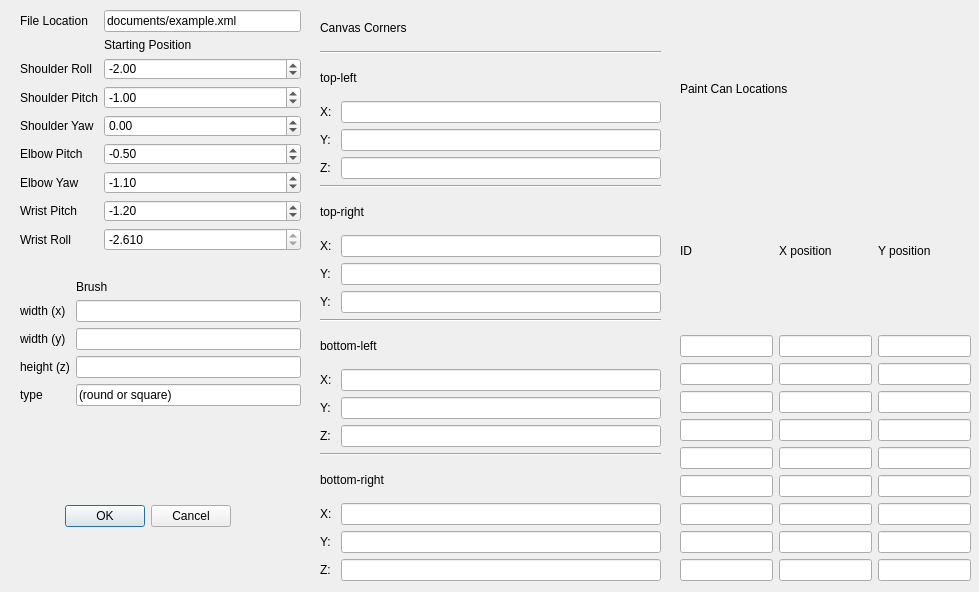
Above: BobRoss/CytonRunner.ui from dongbu/painterRHIT before the change. Below: the same form after it.
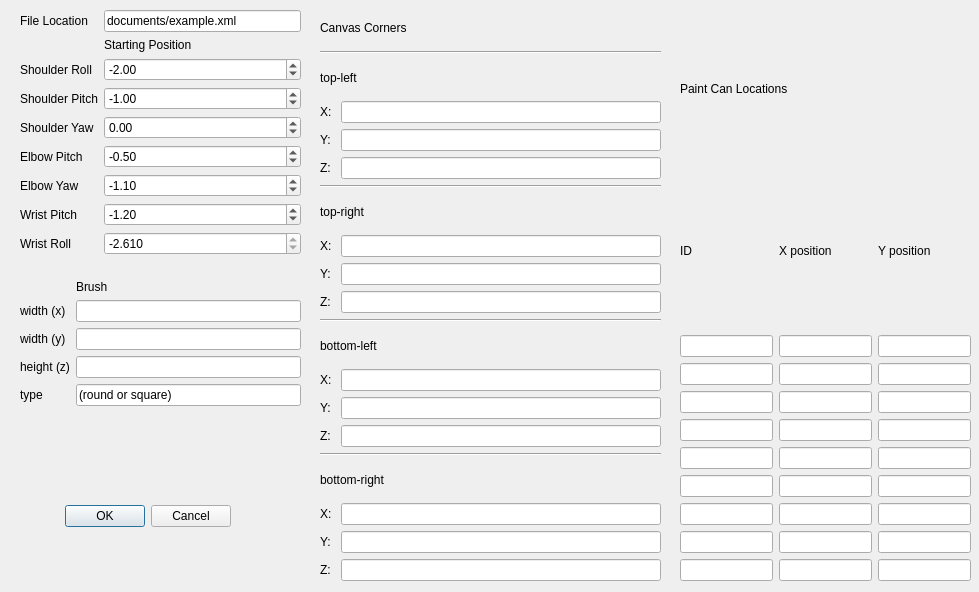
That is the form after the change.

Commit message: Set initial positioning of windows. Doctored CytonRunner. Hid simulator until needed.

Diff of the .ui file:
```diff
--- a/BobRoss/CytonRunner.ui
+++ b/BobRoss/CytonRunner.ui
@@ -35,7 +35,7 @@
      <x>20</x>
      <y>10</y>
      <width>281</width>
-     <height>261</height>
+     <height>280</height>
     </rect>
    </property>
    <layout class="QFormLayout" name="formLayout">
@@ -213,7 +213,7 @@
      <x>20</x>
      <y>280</y>
      <width>281</width>
-     <height>163</height>
+     <height>164</height>
     </rect>
    </property>
    <layout class="QFormLayout" name="formLayout_2">
@@ -466,7 +466,7 @@
     <item row="10" column="0">
      <widget class="QLabel" name="label_40">
       <property name="text">
-       <string>Y:</string>
+       <string>Z:</string>
       </property>
      </widget>
     </item>
```
Left out of the diff: 6 changed lines with no effect on the pictures. The commit also changes 12 other files.
